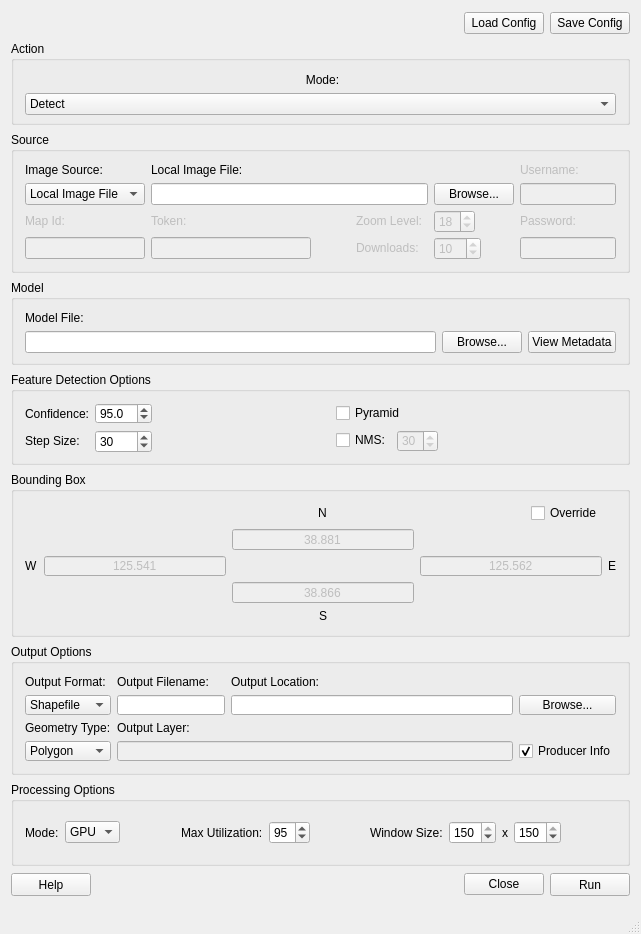
DigitalGlobe/GGD-OpenSpaceNet, file gui/src/mainwindow.ui: the form before one commit.
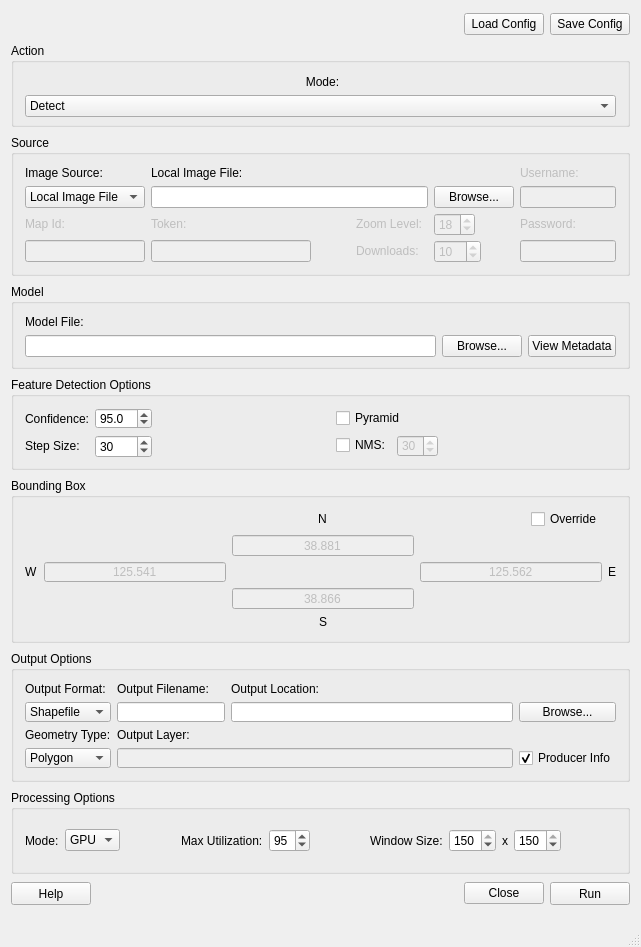
The form after the commit.

Commit message: Removed the hard coding of zoom level. Instead we get the valid zoom levels from TileMatrixIds, and give that to the user if they entered an invalid zoom level

Diff of the .ui file:
```diff
--- a/gui/src/mainwindow.ui
+++ b/gui/src/mainwindow.ui
@@ -10,7 +10,7 @@
     <x>0</x>
     <y>0</y>
     <width>637</width>
-    <height>934</height>
+    <height>947</height>
    </rect>
   </property>
   <property name="windowTitle">
@@ -1196,9 +1196,6 @@
          <property name="toolTip">
           <string>The zoom level for the selected web service</string>
          </property>
-         <property name="maximum">
-          <number>22</number>
-         </property>
          <property name="value">
           <number>18</number>
          </property>
```
Left out of the diff: 10 changed lines with no effect on the pictures. The commit also changes 1 other file.
